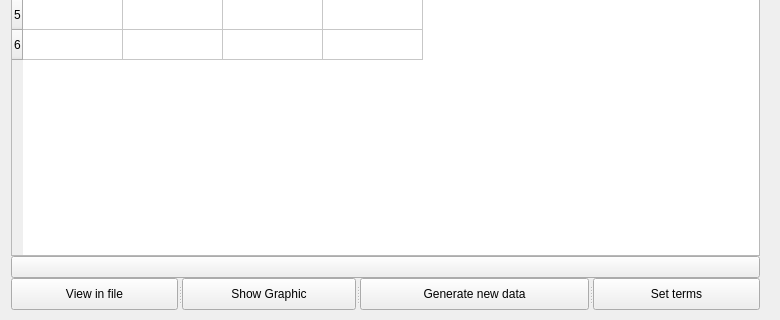
Above: windows/ui/database_window.ui from AverinDS/studyQt5 before the change; both pictures show x 0 to 780 and y 150 to 470 of the 780 by 470 pixel window. Below: the same form after it.
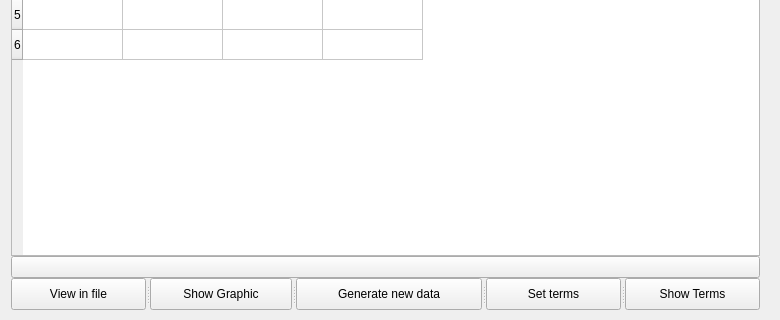
That is the form after the change. Icons and pictures are not drawn.

What changed in the file:
```diff
--- a/windows/ui/database_window.ui
+++ b/windows/ui/database_window.ui
@@ -149,6 +149,11 @@
          <string>Set terms</string>
         </property>
        </widget>
+       <widget class="QPushButton" name="btnShowTerms">
+        <property name="text">
+         <string>Show Terms</string>
+        </property>
+       </widget>
       </widget>
      </item>
     </layout>
```
